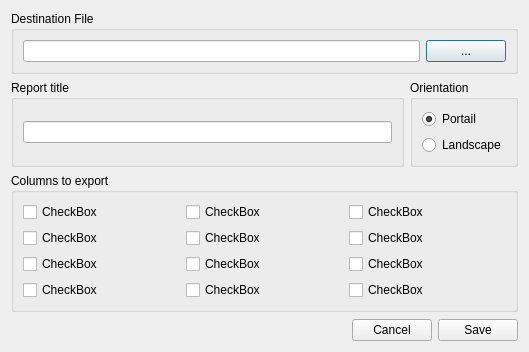
Qt form src/Gui/dialogs/mExportPDF.ui (cagonza6/Buho) before a commit.
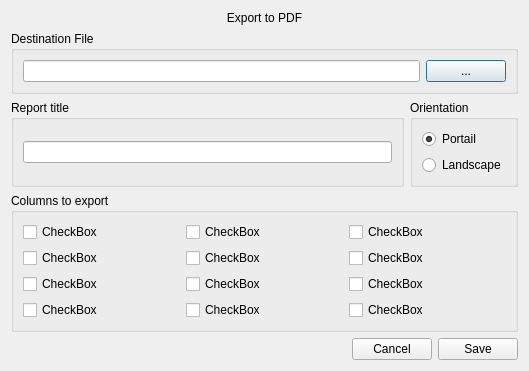
The same form after that commit.

```diff
--- a/src/Gui/dialogs/mExportPDF.ui
+++ b/src/Gui/dialogs/mExportPDF.ui
@@ -14,6 +14,16 @@
    <string>Save File</string>
   </property>
   <layout class="QVBoxLayout" name="verticalLayout">
+   <item>
+    <widget class="QLabel" name="title">
+     <property name="text">
+      <string>Export to PDF</string>
+     </property>
+     <property name="alignment">
+      <set>Qt::AlignCenter</set>
+     </property>
+    </widget>
+   </item>
    <item>
     <widget class="QGroupBox" name="groupBox">
      <property name="title">
```
